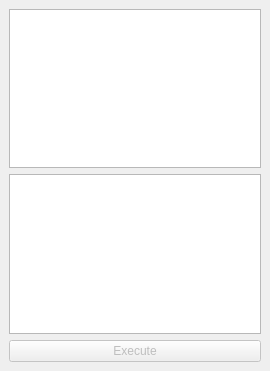
The window that wps_plugin_dockwidget_base.ui (pixalytics-ltd/qgis-wps-plugin) describes before a commit, drawn with Qt 5.
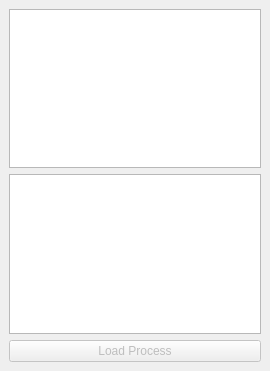
The same window after the commit.

Commit message: button: execute -> load process

Diff of the .ui file:
```diff
--- a/wps_plugin_dockwidget_base.ui
+++ b/wps_plugin_dockwidget_base.ui
@@ -47,7 +47,7 @@
          <bool>false</bool>
         </property>
         <property name="text">
-         <string>Execute</string>
+         <string>Load Process</string>
         </property>
        </widget>
       </item>
```
Left out of the diff: 2 changed lines with no effect on the pictures. The commit also changes 1 other file.
